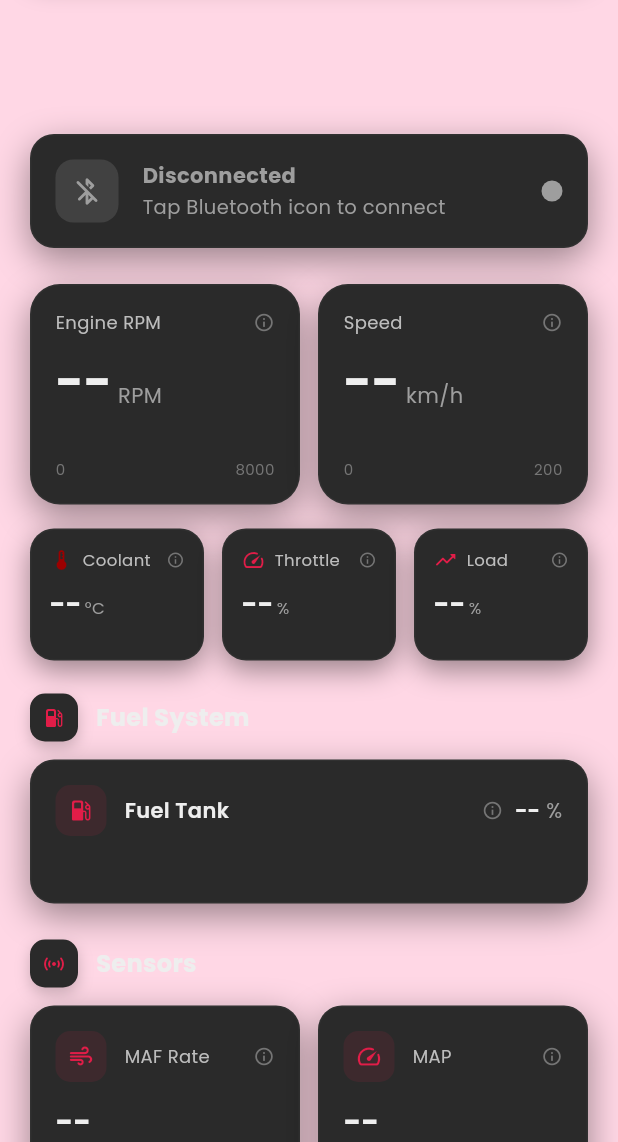
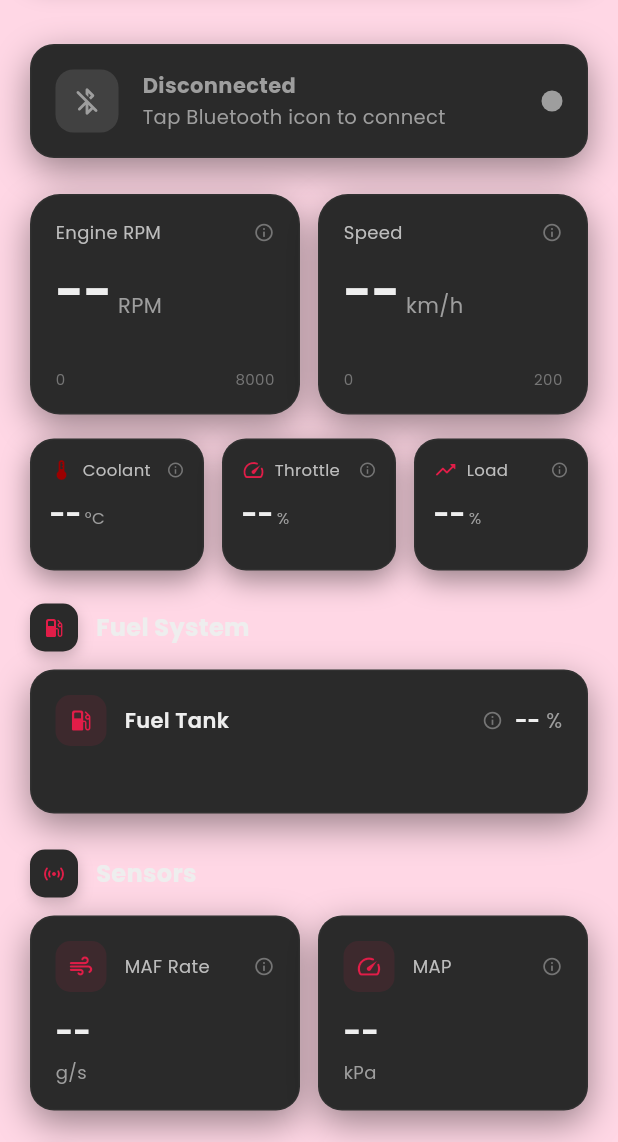
Before and after one commit to clawdy31/obd-car-scanner, a Flutter app: the screen it shows after launch, on a phone screen of 412 x 824 dp, the part 94-1236 px from its top. Run offline on Flutter 3.47's test engine with Material 3 defaults, Android fonts, the light colour scheme and no system bars; our stand-ins replace flutter_blue_plus, flutter_bluetooth_serial, google_fonts, permission_handler, shared_preferences; statements that could not run were skipped.

Commit message:
Reduce top padding to 40

```diff
--- a/lib/screens/dashboard_screen.dart
+++ b/lib/screens/dashboard_screen.dart
@@ -18,7 +18,7 @@ class DashboardScreen extends StatelessWidget {
     final fuel = double.tryParse(liveData['fuel'] ?? '0') ?? 0;
 
     return SingleChildScrollView(
-      padding: const EdgeInsets.fromLTRB(20, 100, 20, 120),
+      padding: const EdgeInsets.fromLTRB(20, 40, 20, 120),
       child: Column(
         crossAxisAlignment: CrossAxisAlignment.start,
         children: [
```
Also changed, not shown: lib/main.dart (+8 -6 lines).
